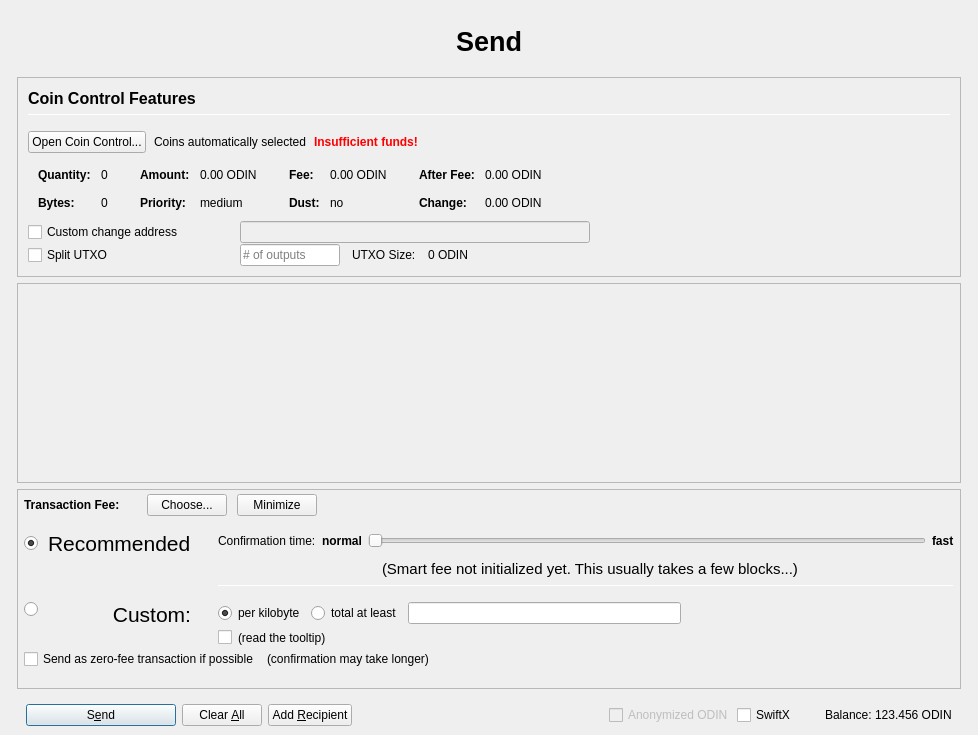
Manbearpixel/Odin, file src/qt/forms/sendcoinsdialog.ui: the form before one commit.
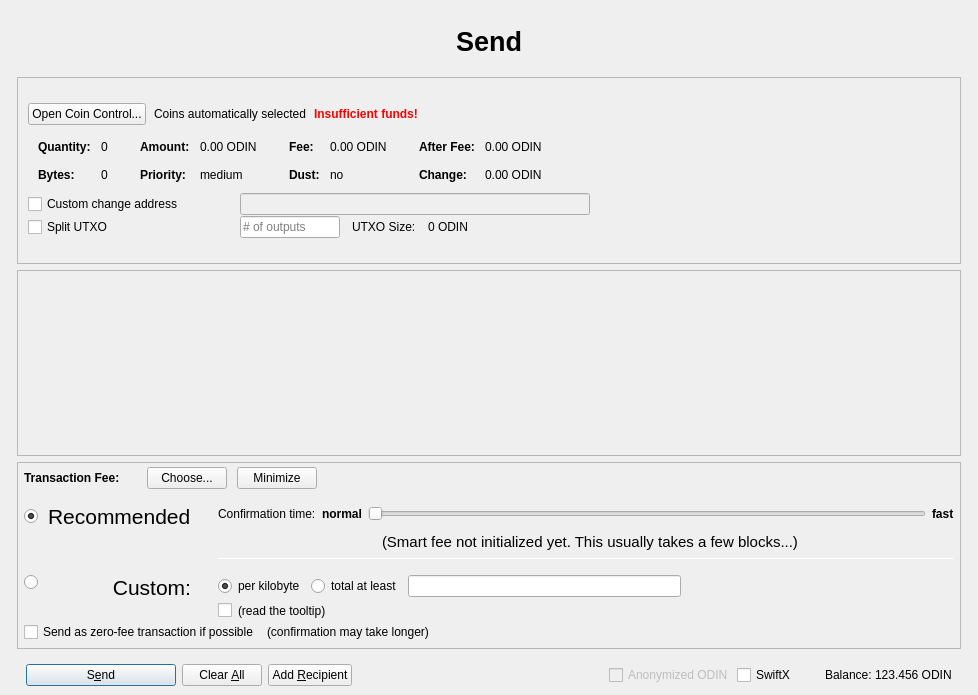
The form after the commit. Icons and pictures are not drawn. Custom widgets are drawn as their Qt base class.

Patch:
```diff
--- a/src/qt/forms/sendcoinsdialog.ui
+++ b/src/qt/forms/sendcoinsdialog.ui
@@ -10,7 +10,7 @@
     <x>0</x>
     <y>0</y>
     <width>978</width>
-    <height>735</height>
+    <height>695</height>
    </rect>
   </property>
   <property name="windowTitle">
@@ -170,54 +170,6 @@
                   <property name="spacing">
                    <number>6</number>
                   </property>
-                  <item>
-                   <widget class="QLabel" name="heading1__labelCoinControlFeatures">
-                    <property name="sizePolicy">
-                     <sizepolicy hsizetype="Preferred" vsizetype="Maximum">
-                      <horstretch>0</horstretch>
-                      <verstretch>0</verstretch>
-                     </sizepolicy>
-                    </property>
-                    <property name="minimumSize">
-                     <size>
-                      <width>0</width>
-                      <height>20</height>
-                     </size>
-                    </property>
-                    <property name="font">
-                     <font>
-                      <pointsize>12</pointsize>
-                      <weight>75</weight>
-                      <bold>true</bold>
-                     </font>
-                    </property>
-                    <property name="styleSheet">
-                     <string notr="true">font-weight:bold;</string>
-                    </property>
-                    <property name="text">
-                     <string>Coin Control Features</string>
-                    </property>
-                   </widget>
-                  </item>
-                  <item>
-                   <widget class="Line" name="line">
-                    <property name="minimumSize">
-                     <size>
-                      <width>0</width>
-                      <height>1</height>
-                     </size>
-                    </property>
-                    <property name="maximumSize">
-                     <size>
-                      <width>16777215</width>
-                      <height>1</height>
-                     </size>
-                    </property>
-                    <property name="orientation">
-                     <enum>Qt::Horizontal</enum>
-                    </property>
-                   </widget>
-                  </item>
                  </layout>
                 </item>
                </layout>
@@ -232,6 +184,12 @@
                 </property>
                 <item>
                  <widget class="QPushButton" name="pushButtonCoinControl">
+                  <property name="sizePolicy">
+                   <sizepolicy hsizetype="Minimum" vsizetype="Fixed">
+                    <horstretch>0</horstretch>
+                    <verstretch>0</verstretch>
+                   </sizepolicy>
+                  </property>
                   <property name="styleSheet">
                    <string notr="true"/>
                   </property>
@@ -858,7 +816,7 @@
              <x>0</x>
              <y>0</y>
              <width>944</width>
-             <height>83</height>
+             <height>110</height>
             </rect>
            </property>
            <layout class="QVBoxLayout" name="verticalLayout_2" stretch="0,1">
@@ -1732,17 +1690,17 @@
   </layout>
  </widget>
  <customwidgets>
+  <customwidget>
+   <class>QValidatedLineEdit</class>
+   <extends>QLineEdit</extends>
+   <header>qvalidatedlineedit.h</header>
+  </customwidget>
   <customwidget>
    <class>BitcoinAmountField</class>
    <extends>QLineEdit</extends>
    <header>bitcoinamountfield.h</header>
    <container>1</container>
   </customwidget>
-  <customwidget>
-   <class>QValidatedLineEdit</class>
-   <extends>QLineEdit</extends>
-   <header>qvalidatedlineedit.h</header>
-  </customwidget>
  </customwidgets>
  <resources/>
  <connections/>
```
Left out of the diff: 16 changed lines with no effect on the pictures.
